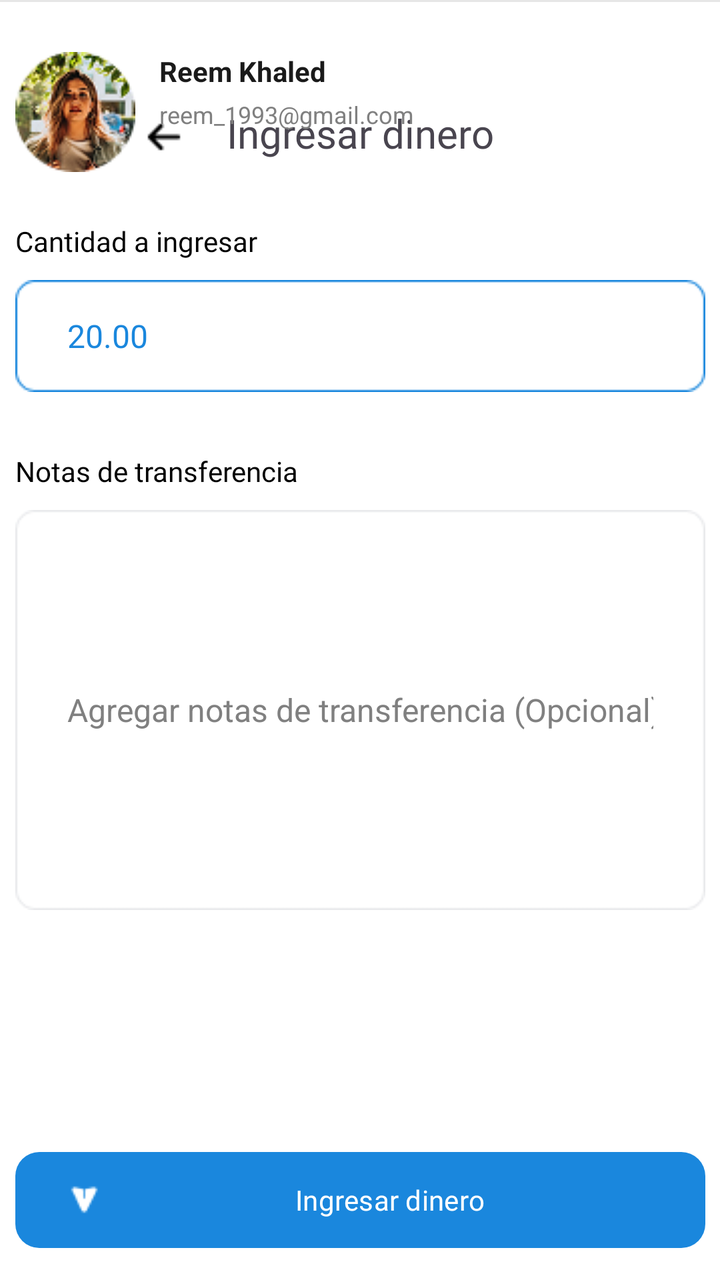
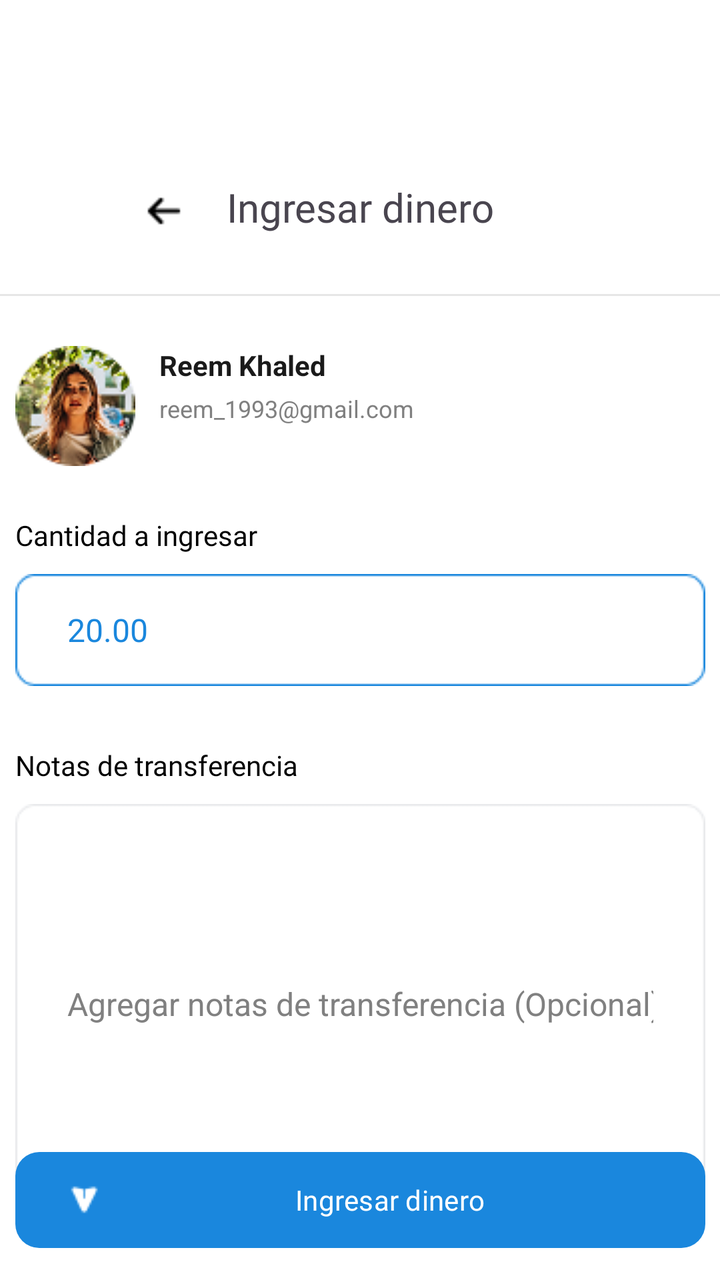

An Android layout rendered at two revisions. The XML below is the earlier revision; the diff shows what the commit changed to produce the second picture.
<!-- AndroidManifest.xml: application theme Theme.AlkeWallet -->
<!-- res/layout/activity_request.xml -->
<?xml version="1.0" encoding="utf-8"?>
<androidx.constraintlayout.widget.ConstraintLayout
    xmlns:android="http://schemas.android.com/apk/res/android"
    xmlns:app="http://schemas.android.com/apk/res-auto"
    xmlns:tools="http://schemas.android.com/tools"
    android:layout_width="match_parent"
    android:layout_height="match_parent"
    android:background="@color/white">

    

    <TextView
        android:id="@+id/tvSendTitle"
        android:layout_width="wrap_content"
        android:layout_height="wrap_content"
        android:text="Ingresar dinero"
        android:textSize="20sp"
        android:fontFamily="@font/jua"
        app:layout_constraintTop_toTopOf="parent"
        android:layout_marginTop="53dp"
        app:layout_constraintStart_toStartOf="parent"
        app:layout_constraintEnd_toEndOf="parent"/>

    <ImageView
        android:id="@+id/ivBackArrow"
        android:layout_width="24dp"
        android:layout_height="24dp"

        app:srcCompat="@drawable/ic_back"
        app:layout_constraintTop_toTopOf="@id/tvProfileTitle"
        app:layout_constraintBottom_toBottomOf="@id/tvSendTitle"

        app:layout_constraintStart_toStartOf="parent"
        android:layout_marginStart="70dp"/>


    <ImageView
        android:id="@+id/ivDivider"
        android:layout_width="wrap_content"
        android:layout_height="wrap_content"
        app:layout_constraintEnd_toEndOf="parent"
        app:layout_constraintStart_toStartOf="parent"
        app:srcCompat="@drawable/divider"
        tools:layout_editor_absoluteY="105dp" />

    <androidx.constraintlayout.widget.ConstraintLayout
        android:id="@+id/layoutProfileInfo"
        android:layout_width="220dp"
        android:layout_height="60dp"
        android:layout_marginTop="25dp"
        app:layout_constraintEnd_toEndOf="parent"
        app:layout_constraintHorizontal_bias="0.0"
        app:layout_constraintStart_toStartOf="@id/tvSendMount"
        app:layout_constraintTop_toBottomOf="@id/ivDivider">

        

        <FrameLayout
            android:id="@+id/avatarContainer"
            android:layout_width="60dp"
            android:layout_height="60dp"

            app:layout_constraintBottom_toBottomOf="parent"
            app:layout_constraintStart_toStartOf="parent"
            app:layout_constraintTop_toTopOf="parent">

        <ImageView
            android:id="@+id/imgUsuario1"
            android:layout_width="60dp"
            android:layout_height="60dp"
            android:src="@drawable/pic_prof3" />
        </FrameLayout>

        

        <TextView
            android:id="@+id/tvNombre1"

            android:layout_width="wrap_content"
            android:layout_height="wrap_content"
            android:layout_marginStart="12dp"
            android:text="Reem Khaled"
            android:textColor="#1A1A1A"
            android:textSize="14sp"
            android:textStyle="bold"
            app:layout_constraintStart_toEndOf="@id/avatarContainer"
            app:layout_constraintTop_toTopOf="@id/avatarContainer" />

        

        <TextView
            android:id="@+id/tvFecha1"
            android:layout_width="wrap_content"
            android:layout_height="wrap_content"
            android:layout_marginTop="4dp"
            android:text="reem_1993@gmail.com"
            android:textColor="@color/correo_gris"
            android:textSize="12sp"
            app:layout_constraintStart_toStartOf="@id/tvNombre1"
            app:layout_constraintTop_toBottomOf="@id/tvNombre1" />


    </androidx.constraintlayout.widget.ConstraintLayout>

    

    <TextView
        android:id="@+id/tvSendMount"
        android:layout_width="wrap_content"
        android:layout_height="wrap_content"
        android:text="Cantidad a ingresar"
        android:textSize="14sp"
        android:fontFamily="@font/jua"
        android:textColor="@color/black"
        app:layout_constraintTop_toBottomOf="@id/layoutProfileInfo"
        android:layout_marginTop="25dp"
        app:layout_constraintStart_toStartOf="@id/tvTransferNote"/>

    

    <EditText
        android:id="@+id/etMountOutput"
        android:layout_width="345dp"
        android:layout_height="56dp"
        android:inputType="text"
        android:hint="20.00"
        android:textSize="16sp"
        android:paddingHorizontal="26dp"
        android:textColorHint="@color/pregunta_blue"
        android:background="@drawable/bg_in_money"
        app:layout_constraintTop_toBottomOf="@id/tvSendMount"
        app:layout_constraintStart_toStartOf="@id/tvSendMount"
        android:layout_marginTop="10dp" />

    
    <TextView
        android:id="@+id/tvTransferNote"
        android:layout_width="wrap_content"
        android:layout_height="wrap_content"
        android:text="Notas de transferencia"
        android:textSize="14sp"
        android:fontFamily="@font/jua"
        android:textColor="@color/black"
        app:layout_constraintTop_toBottomOf="@id/etMountOutput"
        android:layout_marginTop="30dp"
        app:layout_constraintStart_toStartOf="@id/btnSend"/>


    

    <EditText
        android:id="@+id/etTransferNote"
        android:layout_width="345dp"
        android:layout_height="200dp"
        android:inputType="text"
        android:hint="Agregar notas de transferencia (Opcional)"
        android:textSize="16sp"
        android:paddingHorizontal="26dp"
        android:textColorHint="@color/correo_gris"
        android:background="@drawable/bg_note"
        app:layout_constraintTop_toBottomOf="@id/tvTransferNote"
        app:layout_constraintStart_toStartOf="parent"
        app:layout_constraintEnd_toEndOf="parent"
        android:layout_marginTop="10dp" />

    

    <Button
        android:id="@+id/btnSend"
        android:layout_width="345dp"
        android:layout_height="wrap_content"
        android:layout_marginBottom="16dp"
        android:background="@drawable/button_third"
        android:drawableLeft="@drawable/ic_request"
        android:drawablePadding="8dp"
        android:gravity="center"
        android:fontFamily="@font/jua"
        android:text="Ingresar dinero"
        android:textAllCaps="false"
        android:textColor="@android:color/white"
        android:textSize="14sp"
        app:backgroundTint="@null"
        app:layout_constraintBottom_toBottomOf="parent"
        app:layout_constraintEnd_toEndOf="parent"
        app:layout_constraintStart_toStartOf="parent" />


</androidx.constraintlayout.widget.ConstraintLayout>
<!-- resources referenced by this layout -->
<resources>
  <color name="black">#FF000000</color>
  <color name="correo_gris">"#808080"</color>
  <color name="pregunta_blue">#FF1A87DD</color>
  <color name="white">#FFFFFFFF</color>
  <!-- drawable bg_in_money: png bitmap (drawable, 924 bytes) -->
  <!-- drawable bg_note: png bitmap (drawable, 1388 bytes) -->
  <!-- drawable button_third (drawable) -->
  <?xml version="1.0" encoding="utf-8"?>
  <shape xmlns:android="http://schemas.android.com/apk/res/android">
  
      <solid android:color="@color/pregunta_blue"/>
  
      <corners android:radius="12dp"/>
  </shape>
  <!-- drawable divider: png bitmap (drawable, 160 bytes) -->
  <!-- drawable ic_back: png bitmap (drawable, 257 bytes) -->
  <!-- drawable ic_request: png bitmap (drawable, 309 bytes) -->
  <!-- drawable pic_prof3: png bitmap (drawable, 10048 bytes) -->
  <style name="Theme.AlkeWallet" parent="Base.Theme.AlkeWallet" />
  <style name="Base.Theme.AlkeWallet" parent="Theme.Material3.DayNight.NoActionBar">
          
          
      </style>
</resources>

<!-- the commit's change to res/layout/activity_request.xml (unified diff, before → after) -->
@@ -17,7 +17,7 @@
         android:textSize="20sp"
         android:fontFamily="@font/jua"
         app:layout_constraintTop_toTopOf="parent"
-        android:layout_marginTop="53dp"
+        android:layout_marginTop="90dp"
         app:layout_constraintStart_toStartOf="parent"
         app:layout_constraintEnd_toEndOf="parent"/>
 
@@ -41,7 +41,8 @@
         app:layout_constraintEnd_toEndOf="parent"
         app:layout_constraintStart_toStartOf="parent"
         app:srcCompat="@drawable/divider"
-        tools:layout_editor_absoluteY="105dp" />
+        app:layout_constraintTop_toBottomOf="@id/tvSendTitle"
+        android:layout_marginTop="30dp" />
 
     <androidx.constraintlayout.widget.ConstraintLayout
         android:id="@+id/layoutProfileInfo"
@@ -126,6 +127,7 @@
         android:hint="20.00"
         android:textSize="16sp"
         android:paddingHorizontal="26dp"
+        android:textColor="@color/pregunta_blue"
         android:textColorHint="@color/pregunta_blue"
         android:background="@drawable/bg_in_money"
         app:layout_constraintTop_toBottomOf="@id/tvSendMount"
@@ -143,7 +145,7 @@
         android:textColor="@color/black"
         app:layout_constraintTop_toBottomOf="@id/etMountOutput"
         android:layout_marginTop="30dp"
-        app:layout_constraintStart_toStartOf="@id/btnSend"/>
+        app:layout_constraintStart_toStartOf="@id/btnRequest"/>
 
 
     
@@ -166,7 +168,7 @@
     
 
     <Button
-        android:id="@+id/btnSend"
+        android:id="@+id/btnRequest"
         android:layout_width="345dp"
         android:layout_height="wrap_content"
         android:layout_marginBottom="16dp"
<!-- resource entries referenced after the edit -->
@@ -1,7 +1,7 @@
 <!-- resources referenced by this layout -->
 <resources>
   <color name="black">#FF000000</color>
-  <color name="correo_gris">"#808080"</color>
+  <color name="correo_gris">#808080</color>
   <color name="pregunta_blue">#FF1A87DD</color>
   <color name="white">#FFFFFFFF</color>
   <!-- drawable bg_in_money: png bitmap (drawable, 924 bytes) -->
